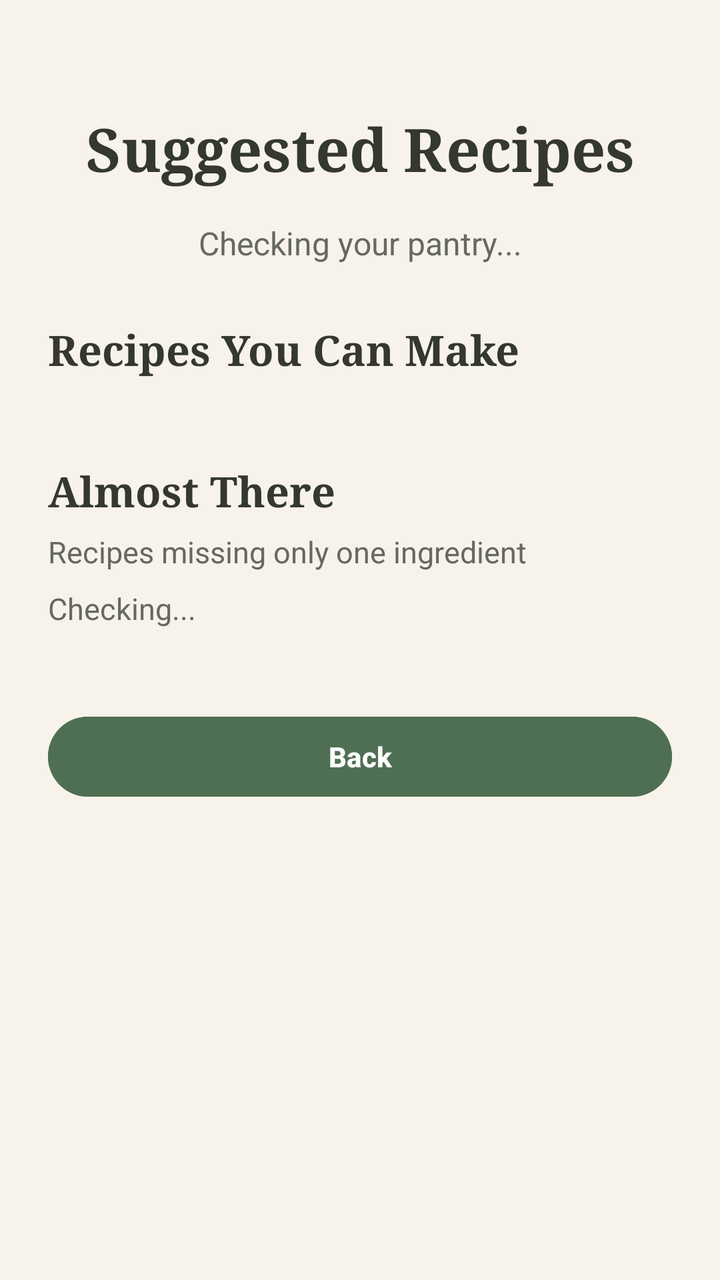
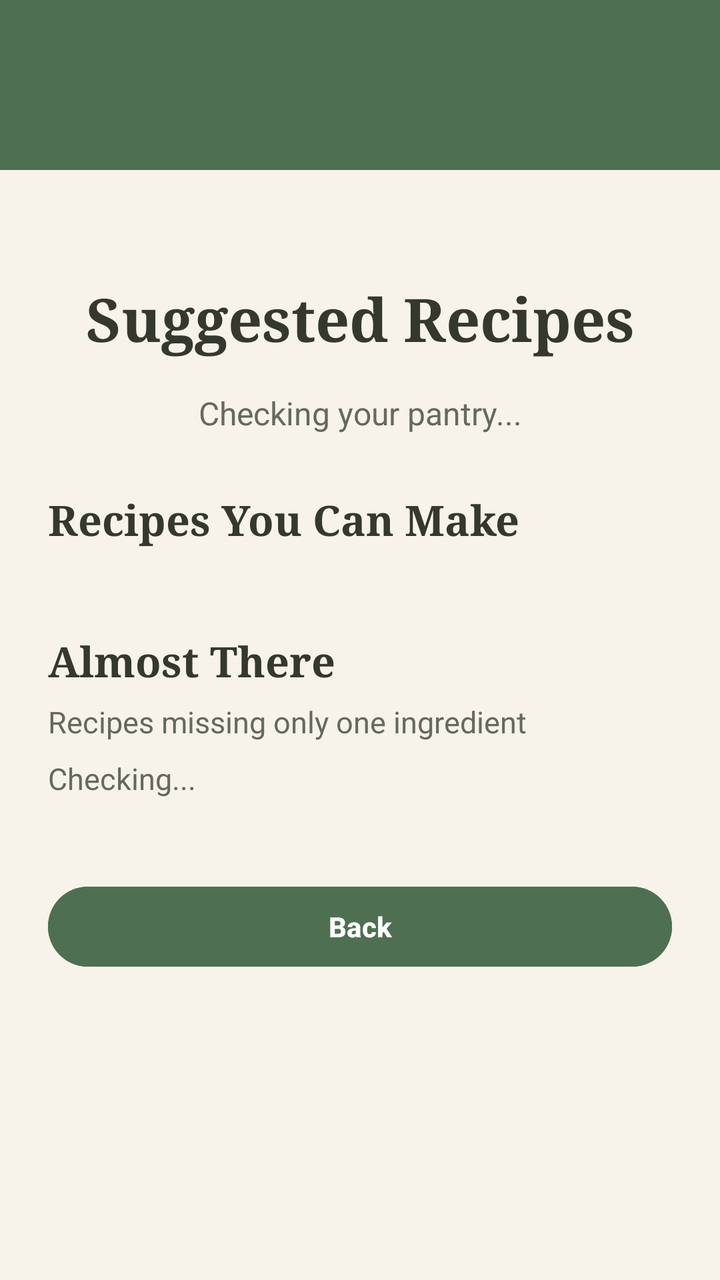

An Android layout rendered at two revisions. The XML below is the earlier revision; the diff shows what the commit changed to produce the second picture.
<!-- AndroidManifest.xml: application theme Theme.SmartPantryManager -->
<!-- res/layout/activity_suggested_recipes.xml -->
<?xml version="1.0" encoding="utf-8"?>
<LinearLayout
    xmlns:android="http://schemas.android.com/apk/res/android"
    android:layout_width="match_parent"
    android:layout_height="match_parent"
    android:orientation="vertical"
    android:background="@color/cream">

    
    <View
        android:id="@+id/statusBarBackground"
        android:layout_width="match_parent"
        android:layout_height="0dp"
        android:background="@color/sage_dark" />

    
    <ScrollView
        android:layout_width="match_parent"
        android:layout_height="0dp"
        android:layout_weight="1"
        android:background="@color/cream"
        android:fillViewport="true">

        <LinearLayout
            android:layout_width="match_parent"
            android:layout_height="wrap_content"
            android:orientation="vertical"
            android:padding="24dp"
            android:background="@color/cream">

            <TextView
                android:layout_width="match_parent"
                android:layout_height="wrap_content"
                android:text="Suggested Recipes"
                android:textSize="30sp"
                android:textStyle="bold"
                android:fontFamily="serif"
                android:textColor="@color/brown"
                android:gravity="center"
                android:layout_marginTop="30dp"
                android:layout_marginBottom="16dp" />

            <TextView
                android:id="@+id/recipeMessage"
                android:layout_width="match_parent"
                android:layout_height="wrap_content"
                android:text="Checking your pantry..."
                android:textSize="16sp"
                android:textColor="@color/brown_light"
                android:gravity="center"
                android:layout_marginBottom="28dp" />

            

            <TextView
                android:layout_width="match_parent"
                android:layout_height="wrap_content"
                android:text="Recipes You Can Make"
                android:textSize="21sp"
                android:textStyle="bold"
                android:textColor="@color/brown"
                android:fontFamily="serif"
                android:layout_marginBottom="12dp" />

            <LinearLayout
                android:id="@+id/recipeList"
                android:layout_width="match_parent"
                android:layout_height="wrap_content"
                android:orientation="vertical"
                android:layout_marginBottom="30dp" />

            

            <TextView
                android:layout_width="match_parent"
                android:layout_height="wrap_content"
                android:text="Almost There"
                android:textSize="21sp"
                android:textStyle="bold"
                android:textColor="@color/brown"
                android:fontFamily="serif"
                android:layout_marginBottom="6dp" />

            <TextView
                android:layout_width="match_parent"
                android:layout_height="wrap_content"
                android:text="Recipes missing only one ingredient"
                android:textSize="15sp"
                android:textColor="@color/brown_light"
                android:layout_marginBottom="8dp" />

            <TextView
                android:id="@+id/almostThereMessage"
                android:layout_width="match_parent"
                android:layout_height="wrap_content"
                android:text="Checking..."
                android:textSize="15sp"
                android:textColor="@color/brown_light"
                android:layout_marginBottom="12dp" />

            <LinearLayout
                android:id="@+id/almostThereList"
                android:layout_width="match_parent"
                android:layout_height="wrap_content"
                android:orientation="vertical"
                android:layout_marginBottom="28dp" />

            <Button
                android:id="@+id/backButton"
                android:layout_width="match_parent"
                android:layout_height="wrap_content"
                android:text="Back"
                android:textColor="@color/white"
                android:textStyle="bold"
                android:backgroundTint="@color/sage"
                android:layout_marginBottom="35dp" />

        </LinearLayout>

    </ScrollView>

</LinearLayout>
<!-- resources referenced by this layout -->
<resources>
  <color name="brown">#34382F</color>
  <color name="brown_light">#65695F</color>
  <color name="cream">#F7F3EA</color>
  <color name="sage">#4F6F52</color>
  <color name="sage_dark">#3E5941</color>
  <color name="white">#FFFFFFFF</color>
  <style name="Theme.SmartPantryManager" parent="Base.Theme.SmartPantryManager" />
  <style name="Base.Theme.SmartPantryManager" parent="Theme.Material3.DayNight.NoActionBar">
          
          
      </style>
</resources>

<!-- the commit's change to res/layout/activity_suggested_recipes.xml (unified diff, before → after) -->
@@ -1,122 +1,154 @@
 <?xml version="1.0" encoding="utf-8"?>
-<LinearLayout
+<androidx.drawerlayout.widget.DrawerLayout
     xmlns:android="http://schemas.android.com/apk/res/android"
+    xmlns:app="http://schemas.android.com/apk/res-auto"
+    xmlns:tools="http://schemas.android.com/tools"
+    android:id="@+id/drawerLayout"
     android:layout_width="match_parent"
     android:layout_height="match_parent"
-    android:orientation="vertical"
-    android:background="@color/cream">
+    android:background="@color/cream"
+    tools:context=".SuggestedRecipesActivity">
 
     
-    <View
-        android:id="@+id/statusBarBackground"
+    <LinearLayout
         android:layout_width="match_parent"
-        android:layout_height="0dp"
-        android:background="@color/sage_dark" />
+        android:layout_height="match_parent"
+        android:orientation="vertical"
+        android:background="@color/cream">
 
-    
-    <ScrollView
-        android:layout_width="match_parent"
-        android:layout_height="0dp"
-        android:layout_weight="1"
-        android:background="@color/cream"
-        android:fillViewport="true">
+        
+        <androidx.appcompat.widget.Toolbar
+            android:id="@+id/mainToolbar"
+            android:layout_width="match_parent"
+            android:layout_height="85dp"
+            android:background="@color/sage"
+            android:title="Smart Pantry Manager"
+            android:titleTextColor="@color/white" />
 
-        <LinearLayout
+        
+        <View
+            android:id="@+id/statusBarBackground"
             android:layout_width="match_parent"
-            android:layout_height="wrap_content"
-            android:orientation="vertical"
-            android:padding="24dp"
-            android:background="@color/cream">
+            android:layout_height="0dp"
+            android:background="@color/sage_dark" />
 
-            <TextView
-                android:layout_width="match_parent"
-                android:layout_height="wrap_content"
-                android:text="Suggested Recipes"
-                android:textSize="30sp"
-                android:textStyle="bold"
-                android:fontFamily="serif"
-                android:textColor="@color/brown"
-                android:gravity="center"
-                android:layout_marginTop="30dp"
-                android:layout_marginBottom="16dp" />
-
-            <TextView
-                android:id="@+id/recipeMessage"
-                android:layout_width="match_parent"
-                android:layout_height="wrap_content"
-                android:text="Checking your pantry..."
-                android:textSize="16sp"
-                android:textColor="@color/brown_light"
-                android:gravity="center"
-                android:layout_marginBottom="28dp" />
-
-            
-
-            <TextView
-                android:layout_width="match_parent"
-                android:layout_height="wrap_content"
-                android:text="Recipes You Can Make"
-                android:textSize="21sp"
-                android:textStyle="bold"
-                android:textColor="@color/brown"
-                android:fontFamily="serif"
-                android:layout_marginBottom="12dp" />
+        
+        <ScrollView
+            android:layout_width="match_parent"
+            android:layout_height="0dp"
+            android:layout_weight="1"
+            android:background="@color/cream"
+            android:fillViewport="true">
 
             <LinearLayout
-                android:id="@+id/recipeList"
                 android:layout_width="match_parent"
                 android:layout_height="wrap_content"
                 android:orientation="vertical"
-                android:layout_marginBottom="30dp" />
+                android:padding="24dp"
+                android:background="@color/cream">
 
-            
+                <TextView
+                    android:layout_width="match_parent"
+                    android:layout_height="wrap_content"
+                    android:text="Suggested Recipes"
+                    android:textSize="30sp"
+                    android:textStyle="bold"
+                    android:fontFamily="serif"
+                    android:textColor="@color/brown"
+                    android:gravity="center"
+                    android:layout_marginTop="30dp"
+                    android:layout_marginBottom="16dp" />
 
-            <TextView
-                android:layout_width="match_parent"
-                android:layout_height="wrap_content"
-                android:text="Almost There"
-                android:textSize="21sp"
-                android:textStyle="bold"
-                android:textColor="@color/brown"
-                android:fontFamily="serif"
-                android:layout_marginBottom="6dp" />
+                <TextView
+                    android:id="@+id/recipeMessage"
+                    android:layout_width="match_parent"
+                    android:layout_height="wrap_content"
+                    android:text="Checking your pantry..."
+                    android:textSize="16sp"
+                    android:textColor="@color/brown_light"
+                    android:gravity="center"
+                    android:layout_marginBottom="28dp" />
 
-            <TextView
-                android:layout_width="match_parent"
-                android:layout_height="wrap_content"
-                android:text="Recipes missing only one ingredient"
-                android:textSize="15sp"
-                android:textColor="@color/brown_light"
-                android:layout_marginBottom="8dp" />
+                
 
-            <TextView
-                android:id="@+id/almostThereMessage"
-                android:layout_width="match_parent"
-                android:layout_height="wrap_content"
-                android:text="Checking..."
-                android:textSize="15sp"
-                android:textColor="@color/brown_light"
-                android:layout_marginBottom="12dp" />
+                <TextView
+                    android:layout_width="match_parent"
+                    android:layout_height="wrap_content"
+                    android:text="Recipes You Can Make"
+                    android:textSize="21sp"
+                    android:textStyle="bold"
+                    android:textColor="@color/brown"
+                    android:fontFamily="serif"
+                    android:layout_marginBottom="12dp" />
 
-            <LinearLayout
-                android:id="@+id/almostThereList"
-                android:layout_width="match_parent"
-                android:layout_height="wrap_content"
-                android:orientation="vertical"
-                android:layout_marginBottom="28dp" />
+                <LinearLayout
+                    android:id="@+id/recipeList"
+                    android:layout_width="match_parent"
+                    android:layout_height="wrap_content"
+                    android:orientation="vertical"
+                    android:layout_marginBottom="30dp" />
 
-            <Button
-                android:id="@+id/backButton"
-                android:layout_width="match_parent"
-                android:layout_height="wrap_content"
-                android:text="Back"
-                android:textColor="@color/white"
-                android:textStyle="bold"
-                android:backgroundTint="@color/sage"
-                android:layout_marginBottom="35dp" />
+                
 
-        </LinearLayout>
+                <TextView
+                    android:layout_width="match_parent"
+                    android:layout_height="wrap_content"
+                    android:text="Almost There"
+                    android:textSize="21sp"
+                    android:textStyle="bold"
+                    android:textColor="@color/brown"
+                    android:fontFamily="serif"
+                    android:layout_marginBottom="6dp" />
 
-    </ScrollView>
+                <TextView
+                    android:layout_width="match_parent"
+                    android:layout_height="wrap_content"
+                    android:text="Recipes missing only one ingredient"
+                    android:textSize="15sp"
+                    android:textColor="@color/brown_light"
+                    android:layout_marginBottom="8dp" />
 
-</LinearLayout>
+                <TextView
+                    android:id="@+id/almostThereMessage"
+                    android:layout_width="match_parent"
+                    android:layout_height="wrap_content"
+                    android:text="Checking..."
+                    android:textSize="15sp"
+                    android:textColor="@color/brown_light"
+                    android:layout_marginBottom="12dp" />
+
+                <LinearLayout
+                    android:id="@+id/almostThereList"
+                    android:layout_width="match_parent"
+                    android:layout_height="wrap_content"
+                    android:orientation="vertical"
+                    android:layout_marginBottom="28dp" />
+
+                <Button
+                    android:id="@+id/backButton"
+                    android:layout_width="match_parent"
+                    android:layout_height="wrap_content"
+                    android:text="Back"
+                    android:textColor="@color/white"
+                    android:textStyle="bold"
+                    android:backgroundTint="@color/sage"
+                    android:layout_marginBottom="35dp" />
+
+            </LinearLayout>
+
+        </ScrollView>
+
+    </LinearLayout>
+
+    
+    <com.google.android.material.navigation.NavigationView
+        android:id="@+id/navigationView"
+        android:layout_width="280dp"
+        android:layout_height="match_parent"
+        android:layout_gravity="start"
+        android:background="@color/cream"
+        app:itemTextColor="@color/brown"
+        app:itemIconTint="@color/sage"
+        app:menu="@menu/drawer_menu" />
+
+</androidx.drawerlayout.widget.DrawerLayout>
<!-- resource entries referenced after the edit -->
@@ -8,8 +8,7 @@
   <color name="white">#FFFFFFFF</color>
   <style name="Theme.SmartPantryManager" parent="Base.Theme.SmartPantryManager" />
   <style name="Base.Theme.SmartPantryManager" parent="Theme.Material3.DayNight.NoActionBar">
-          
-          
+  
       </style>
 </resources>
 
